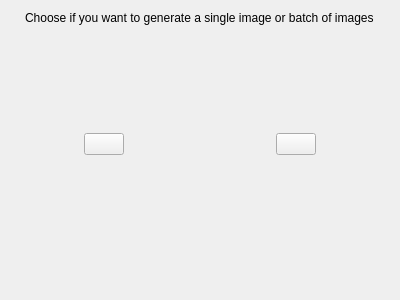
This is ImageWizard/batchchoice.ui in coltoncandy/Image-Generator-Wizard as Qt 5 draws it before an edit. The edited form follows.
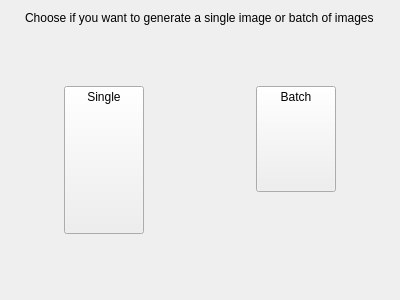
This is the edited form.

Commit message: Added Titles to batch and single image choice

The edit to the form file:
```diff
--- a/ImageWizard/batchchoice.ui
+++ b/ImageWizard/batchchoice.ui
@@ -21,20 +21,51 @@
      </property>
     </widget>
    </item>
+   <item>
+    <spacer name="verticalSpacer_2">
+     <property name="orientation">
+      <enum>Qt::Vertical</enum>
+     </property>
+     <property name="sizeHint" stdset="0">
+      <size>
+       <width>20</width>
+       <height>40</height>
+      </size>
+     </property>
+    </spacer>
+   </item>
    <item>
     <layout class="QHBoxLayout" name="horizontalLayout">
-     <item alignment="Qt::AlignHCenter|Qt::AlignTop">
+     <item alignment="Qt::AlignHCenter|Qt::AlignVCenter">
       <widget class="QPushButton" name="singleBtn">
        <property name="text">
-        <string/>
+        <string>Single
+
+
+
+
+
+
+
+
+</string>
        </property>
       </widget>
      </item>
      <item alignment="Qt::AlignHCenter|Qt::AlignTop">
       <widget class="QPushButton" name="batchBtn">
-       <property name="text">
+       <property name="whatsThis">
         <string/>
        </property>
+       <property name="text">
+        <string>Batch
+
+
+
+
+
+</string>
+       </property>
       </widget>
      </item>
     </layout>
@@ -42,25 +73,12 @@
    <item>
     <spacer name="horizontalSpacer_2">
      <property name="orientation">
-      <enum>Qt::Horizontal</enum>
+      <enum>Qt::Vertical</enum>
      </property>
      <property name="sizeHint" stdset="0">
       <size>
-       <width>40</width>
-       <height>20</height>
-      </size>
-     </property>
-    </spacer>
-   </item>
-   <item>
-    <spacer name="horizontalSpacer">
-     <property name="orientation">
-      <enum>Qt::Horizontal</enum>
-     </property>
-     <property name="sizeHint" stdset="0">
-      <size>
-       <width>40</width>
-       <height>20</height>
+       <width>20</width>
+       <height>40</height>
       </size>
      </property>
     </spacer>
```
Left out of the diff: 2 changed lines with no effect on the pictures. The commit also changes 5 other files.
